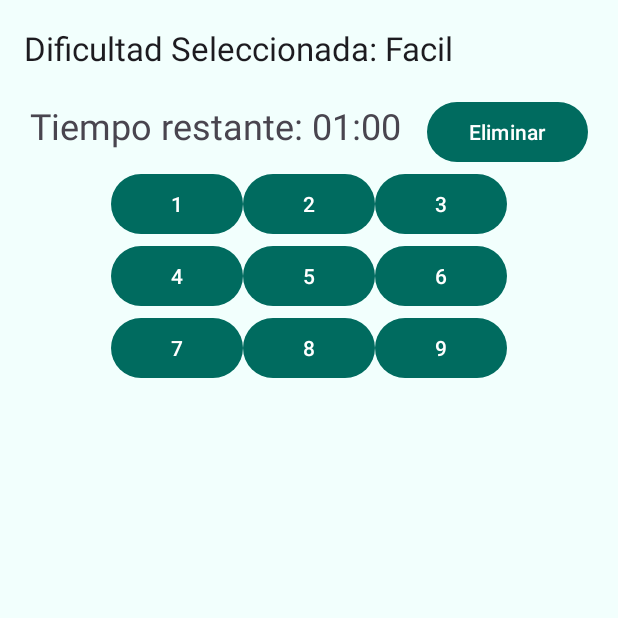
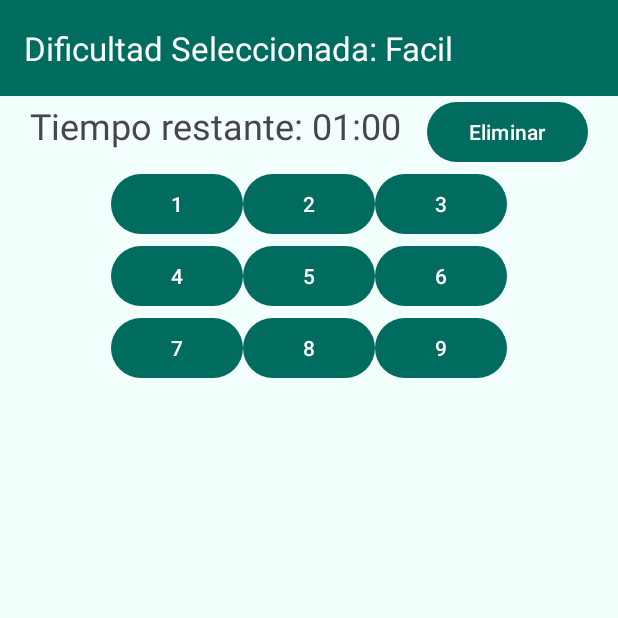
Before and after one commit to PauSanchezzz/Sudoku, an Android app: the screen it shows after launch (SudokuActivity), after a tap on "Principiante", on a phone screen of 412 x 824 dp, the top half of it. Run offline under Robolectric (Android 15) with nearby library versions, the phone set to English and light mode, and no system bars.

Commit message:
update toolbar colors

```diff
--- a/app/src/main/res/layout/activity_main.xml
+++ b/app/src/main/res/layout/activity_main.xml
@@ -7,8 +7,10 @@
     android:layout_height="match_parent"
     tools:context=".MainActivity">
     <androidx.appcompat.widget.Toolbar
+        android:background="@color/md_theme_light_primary"
         android:id="@+id/mainToolBar"
         app:title="¡Juega Ahora!"
+        app:titleTextColor="@color/md_theme_light_onPrimary"
         android:layout_width="match_parent"
         android:layout_height="wrap_content"
         android:minHeight="?attr/actionBarSize"
--- a/app/src/main/res/layout/activity_sudoku.xml
+++ b/app/src/main/res/layout/activity_sudoku.xml
@@ -10,39 +10,39 @@
     <LinearLayout
         android:layout_width="match_parent"
         android:layout_height="match_parent"
-    android:orientation="vertical"
-    >
+        android:orientation="vertical">
 
         <androidx.appcompat.widget.Toolbar
             android:id="@+id/sudokuToolBar"
-        app:title=""
             android:layout_width="match_parent"
             android:layout_height="wrap_content"
+            android:background="@color/md_theme_light_primary"
             android:minHeight="?attr/actionBarSize"
-        android:theme="?attr/actionBarTheme" />
+            android:theme="?attr/actionBarTheme"
+            app:title=""
+            app:titleTextColor="@color/md_theme_light_onPrimary" />
 
         <!--todo: insert board -->
         <LinearLayout
             android:layout_width="match_parent"
             android:layout_height="wrap_content"
             android:orientation="horizontal"
-        android:paddingHorizontal="20dp"
-        >
+            android:paddingHorizontal="20dp">
+
             <TextView
                 android:id="@+id/txtTimer"
                 android:layout_width="wrap_content"
                 android:layout_height="wrap_content"
                 android:layout_weight="0.7"
                 android:text="Tiempo restante: 01:00"
-            android:textSize="24sp"
-            />
+                android:textSize="24sp" />
+
             <Button
                 android:id="@+id/removeButton"
                 android:layout_width="wrap_content"
                 android:layout_height="wrap_content"
                 android:layout_weight="0.3"
-            android:text="Eliminar"
-            />
+                android:text="Eliminar" />
         </LinearLayout>
 
         <GridLayout
@@ -50,9 +50,10 @@
             android:layout_height="wrap_content"
             android:layout_gravity="center"
             android:columnCount="3"
+            android:horizontalSpacing="6dp"
             android:rowCount="3"
-        android:horizontalSpacing="6dp"
             android:verticalSpacing="6dp">
+
             <Button
                 android:id="@+id/button1"
                 android:layout_width="wrap_content"
@@ -60,41 +61,49 @@
                 android:layout_row="0"
                 android:layout_column="0"
                 android:text="1" />
+
             <Button
                 android:id="@+id/button2"
                 android:layout_width="wrap_content"
                 android:layout_height="wrap_content"
                 android:text="2" />
+
             <Button
                 android:id="@+id/button3"
                 android:layout_width="wrap_content"
                 android:layout_height="wrap_content"
                 android:text="3" />
+
             <Button
                 android:id="@+id/button4"
                 android:layout_width="wrap_content"
                 android:layout_height="wrap_content"
                 android:text="4" />
+
             <Button
                 android:id="@+id/button5"
                 android:layout_width="wrap_content"
                 android:layout_height="wrap_content"
                 android:text="5" />
+
             <Button
                 android:id="@+id/button6"
                 android:layout_width="wrap_content"
                 android:layout_height="wrap_content"
                 android:text="6" />
+
             <Button
                 android:id="@+id/button7"
                 android:layout_width="wrap_content"
                 android:layout_height="wrap_content"
                 android:text="7" />
+
             <Button
                 android:id="@+id/button8"
                 android:layout_width="wrap_content"
                 android:layout_height="wrap_content"
                 android:text="8" />
+
             <Button
                 android:id="@+id/button9"
                 android:layout_width="wrap_content"
```
Lines whose indentation alone changed are shown as unchanged.
